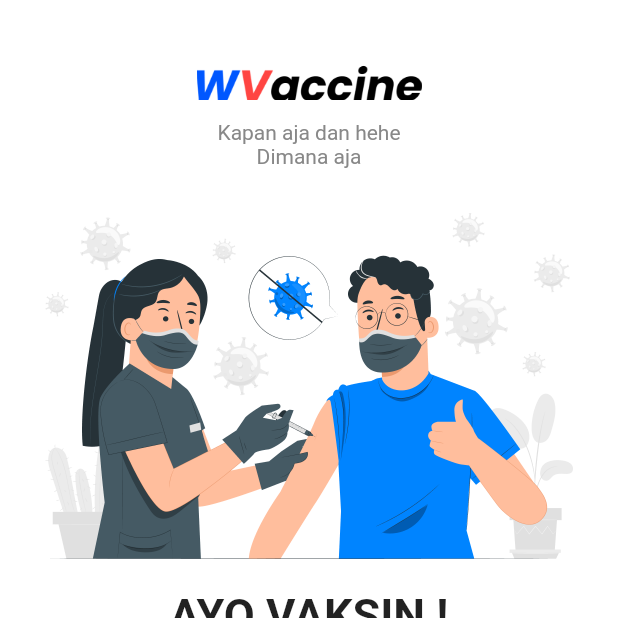
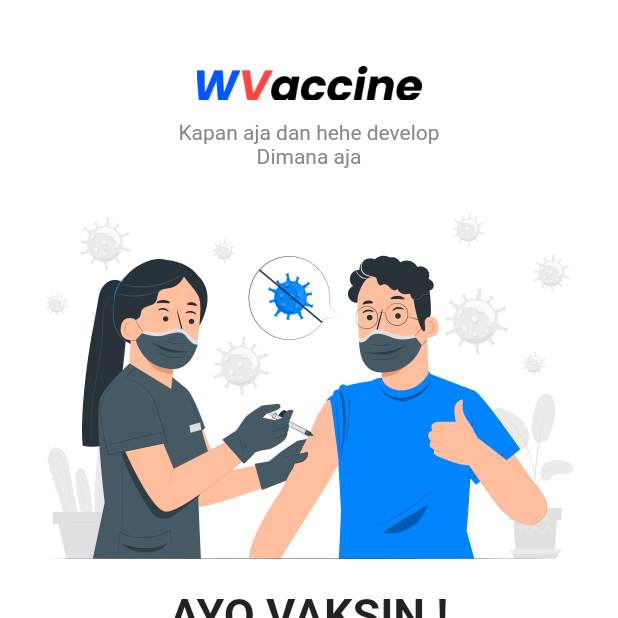
Before and after one commit to benebobaa/splash-wvaccine, a Flutter app: the screen it shows after launch, on a phone screen of 412 x 824 dp, the top half of it. Run offline on Flutter 3.47's test engine with Material 2 defaults, Android fonts, the phone set to English and light mode, and no system bars; missing offline and left inert: dart:ffi.

Commit message:
coba dev

```diff
--- a/lib/onboarding.dart
+++ b/lib/onboarding.dart
@@ -20,7 +20,7 @@ class OnboardingScreen extends StatelessWidget {
                 height: 50,
               ),
               Text(
-                'Kapan aja dan hehe',
+                'Kapan aja dan hehe develop',
                 style: TextStyle(fontSize: 14, color: fntGrey),
               ),
               Text(
```
